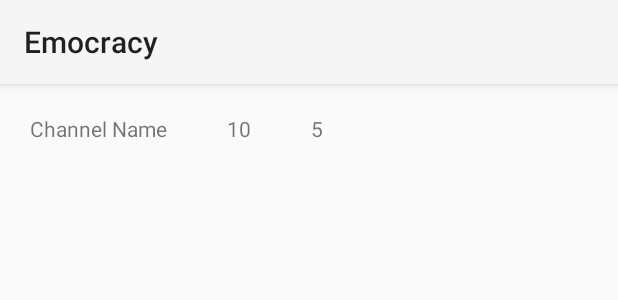
After one commit to madhavajay/emocracy-android-wdh15, an Android app: the layout channel.xml on its own in the app's theme, with its tools: preview values and no code run, on a phone screen of 412 x 824 dp. The commit adds this screen. Shown: the top 300 px of the screen. Run offline under Robolectric (Android 15) with nearby library versions, the phone set to English and light mode, and no system bars.

Commit message:
fragment click is working

```diff
--- /dev/null
+++ b/mobile/src/main/res/layout/channel.xml
@@ -0,0 +1,38 @@
+<?xml version="1.0" encoding="utf-8"?>
+<RelativeLayout xmlns:android="http://schemas.android.com/apk/res/android"
+    android:layout_width="match_parent" android:layout_height="match_parent"
+    >
+    <RelativeLayout
+        android:layout_width="wrap_content"
+        android:layout_height="wrap_content"
+        android:clickable="true"
+        android:id="@+id/background"
+        >
+
+    <TextView
+        android:id="@+id/label_channel_name"
+        android:layout_width="wrap_content"
+        android:layout_height="wrap_content"
+        android:text="Channel Name"
+        android:padding="20dp"
+        />
+
+    <TextView
+        android:id="@+id/label_channel_yes"
+        android:layout_width="wrap_content"
+        android:layout_height="wrap_content"
+        android:padding="20dp"
+        android:text="10"
+        android:layout_toRightOf="@id/label_channel_name"
+        />
+
+    <TextView
+        android:id="@+id/label_channel_no"
+        android:layout_width="wrap_content"
+        android:layout_height="wrap_content"
+        android:padding="20dp"
+        android:text="5"
+        android:layout_toRightOf="@id/label_channel_yes"
+        />
+    </RelativeLayout>
+</RelativeLayout>
--- a/mobile/src/main/res/values-large/refs.xml
+++ b/mobile/src/main/res/values-large/refs.xml
@@ -7,6 +7,6 @@
     For more on layout aliases, see:
     http://developer.android.com/training/multiscreen/screensizes.html#TaskUseAliasFilters
     -->
-    <item name="fragment_channels" type="layout">@layout/fragment_channels_grid</item>
+
 
 </resources>
--- a/mobile/src/main/res/values-sw600dp/refs.xml
+++ b/mobile/src/main/res/values-sw600dp/refs.xml
@@ -7,6 +7,6 @@
     For more on layout aliases, see:
     http://developer.android.com/training/multiscreen/screensizes.html#TaskUseAliasFilters
     -->
-    <item name="fragment_channels" type="layout">@layout/fragment_channels_grid</item>
+
 
 </resources>
--- a/mobile/src/main/res/values/refs.xml
+++ b/mobile/src/main/res/values/refs.xml
@@ -7,6 +7,6 @@
     For more on layout aliases, see:
     http://developer.android.com/training/multiscreen/screensizes.html#TaskUseAliasFilters
     -->
-    <item name="fragment_channels" type="layout">@layout/fragment_channels_list</item>
+
 
 </resources>
```
Also changed, not shown: mobile/src/main/java/wdh15/emocracy/ChannelFragment.java (added, +58 -0 lines), mobile/src/main/java/wdh15/emocracy/ChannelVoteActivity.java (added, +15 -0 lines), mobile/src/main/java/wdh15/emocracy/DataManager.java (+52 -5 lines), mobile/src/main/java/wdh15/emocracy/MainActivity.java (+91 -4 lines), mobile/src/main/res/layout/activity_main.xml (+19 -0 lines), mobile/src/main/res/layout/fragment_channels_grid.xml (deleted, +0 -12 lines), mobile/src/main/res/layout/fragment_channels_list.xml (deleted, +0 -12 lines).
